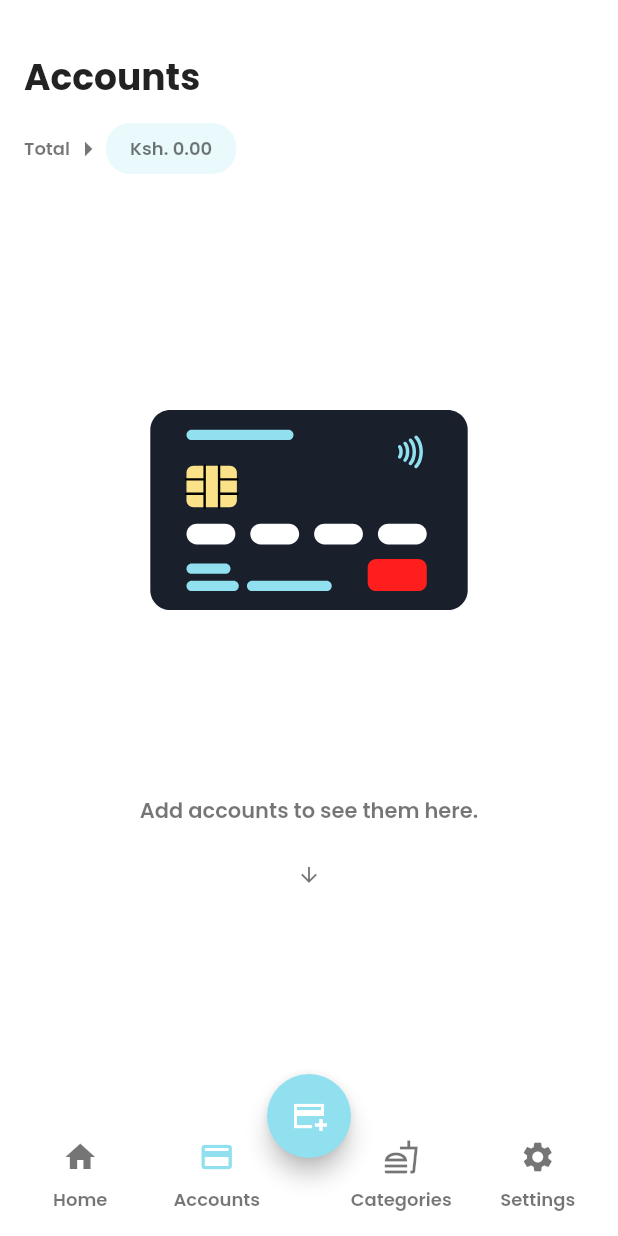
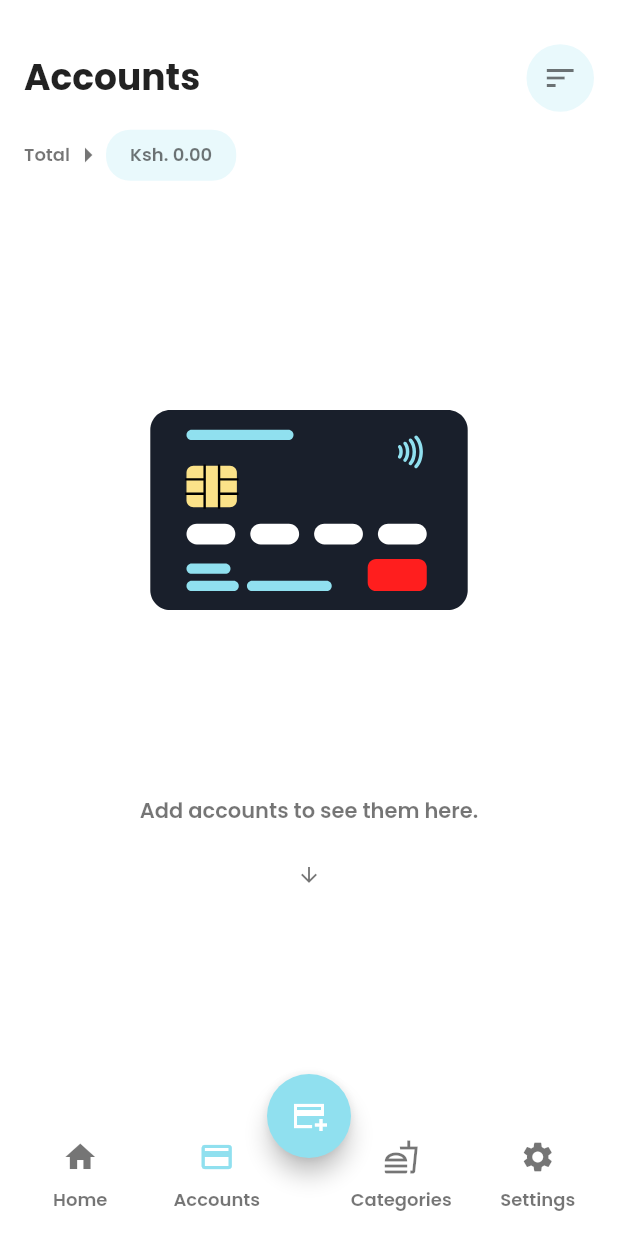
Before and after one commit to KenStarry/Budgetly, a Flutter app: the screen it shows after launch, item 2 of the bottom bar chosen, on a phone screen of 412 x 824 dp. Run offline on Flutter 3.47's test engine with Material 2 defaults, Android fonts, the phone set to English and light mode, and no system bars; our stand-ins replace flutter_slidable, get, get_it, hive, hive_flutter, lottie and 1 more; missing offline and left inert: dart:ffi; accounts and stored records are empty.

Commit message:
Redesigned accounts page

```diff
--- a/lib/features/feature_accounts/presentation/accounts_screen.dart
+++ b/lib/features/feature_accounts/presentation/accounts_screen.dart
@@ -29,9 +29,27 @@ class _AccountsScreenState extends State<AccountsScreen> {
           child: Column(
             crossAxisAlignment: CrossAxisAlignment.start,
             children: [
-              Text(
-                "Accounts",
-                style: Theme.of(context).textTheme.titleMedium,
+              Row(
+                mainAxisAlignment: MainAxisAlignment.spaceBetween,
+                children: [
+                  Text(
+                    "Accounts",
+                    style: Theme.of(context).textTheme.titleMedium,
+                  ),
+                  InkWell(
+                    onTap: (){},
+                    borderRadius: BorderRadius.circular(50),
+                    child: Ink(
+                      width: 45,
+                      height: 45,
+                      decoration: BoxDecoration(
+                          borderRadius: BorderRadius.circular(50),
+                          color: Theme.of(context).primaryColor.withOpacity(0.2)
+                      ),
+                      child: Icon(Icons.sort, color: Theme.of(context).iconTheme.color,),
+                    ),
+                  )
+                ],
               ),
               const SizedBox(
                 height: 12,
```
